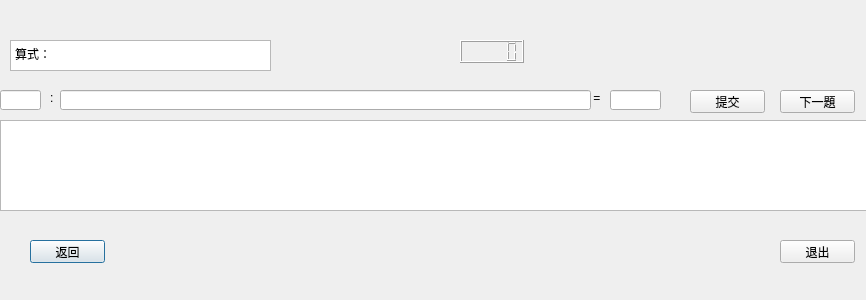
Before: the Qt Designer form UI/trachinese.ui in whumashuai/QTcalgen, drawn with Qt 5.
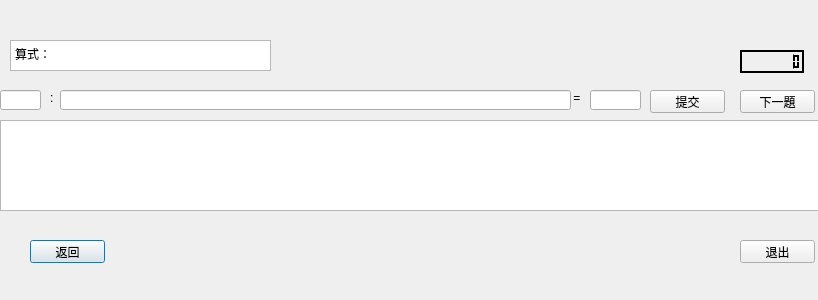
After: the same form once the commit is applied.

What changed in the file:
```diff
--- a/UI/trachinese.ui
+++ b/UI/trachinese.ui
@@ -6,7 +6,7 @@
    <rect>
     <x>0</x>
     <y>0</y>
-    <width>866</width>
+    <width>818</width>
     <height>300</height>
    </rect>
   </property>
@@ -42,7 +42,7 @@
   <widget class="QLabel" name="label">
    <property name="geometry">
     <rect>
-     <x>590</x>
+     <x>570</x>
      <y>90</y>
      <width>21</width>
      <height>16</height>
@@ -55,7 +55,7 @@
   <widget class="QLineEdit" name="lineEdit_2">
    <property name="geometry">
     <rect>
-     <x>610</x>
+     <x>590</x>
      <y>90</y>
      <width>51</width>
      <height>20</height>
@@ -65,17 +65,435 @@
   <widget class="QLCDNumber" name="lcdNumber">
    <property name="geometry">
     <rect>
-     <x>460</x>
-     <y>40</y>
+     <x>740</x>
+     <y>50</y>
      <width>64</width>
      <height>23</height>
     </rect>
    </property>
+   <property name="palette">
+    <palette>
+     <active>
+      <colorrole role="WindowText">
+       <brush brushstyle="SolidPattern">
+        <color alpha="255">
+         <red>255</red>
+         <green>255</green>
+         <blue>255</blue>
+        </color>
+       </brush>
+      </colorrole>
+      <colorrole role="Button">
+       <brush brushstyle="SolidPattern">
+        <color alpha="255">
+         <red>0</red>
+         <green>0</green>
+         <blue>0</blue>
+        </color>
+       </brush>
+      </colorrole>
+      <colorrole role="Light">
+       <brush brushstyle="SolidPattern">
+        <color alpha="255">
+         <red>0</red>
+         <green>0</green>
+         <blue>0</blue>
+        </color>
+       </brush>
+      </colorrole>
+      <colorrole role="Midlight">
+       <brush brushstyle="SolidPattern">
+        <color alpha="255">
+         <red>0</red>
+         <green>0</green>
+         <blue>0</blue>
+        </color>
+       </brush>
+      </colorrole>
+      <colorrole role="Dark">
+       <brush brushstyle="SolidPattern">
+        <color alpha="255">
+         <red>0</red>
+         <green>0</green>
+         <blue>0</blue>
+        </color>
+       </brush>
+      </colorrole>
+      <colorrole role="Mid">
+       <brush brushstyle="SolidPattern">
+        <color alpha="255">
+         <red>0</red>
+         <green>0</green>
+         <blue>0</blue>
+        </color>
+       </brush>
+      </colorrole>
+      <colorrole role="Text">
+       <brush brushstyle="SolidPattern">
+        <color alpha="255">
+         <red>255</red>
+         <green>255</green>
+         <blue>255</blue>
+        </color>
+       </brush>
+      </colorrole>
+      <colorrole role="BrightText">
+       <brush brushstyle="SolidPattern">
+        <color alpha="255">
+         <red>255</red>
+         <green>255</green>
+         <blue>255</blue>
+        </color>
+       </brush>
+      </colorrole>
+      <colorrole role="ButtonText">
+       <brush brushstyle="SolidPattern">
+        <color alpha="255">
+         <red>255</red>
+         <green>255</green>
+         <blue>255</blue>
+        </color>
+       </brush>
+      </colorrole>
+      <colorrole role="Base">
+       <brush brushstyle="SolidPattern">
+        <color alpha="255">
+         <red>0</red>
+         <green>0</green>
+         <blue>0</blue>
+        </color>
+       </brush>
+      </colorrole>
+      <colorrole role="Window">
+       <brush brushstyle="SolidPattern">
+        <color alpha="255">
+         <red>0</red>
+         <green>0</green>
+         <blue>0</blue>
+        </color>
+       </brush>
+      </colorrole>
+      <colorrole role="Shadow">
+       <brush brushstyle="SolidPattern">
+        <color alpha="255">
+         <red>0</red>
+         <green>0</green>
+         <blue>0</blue>
+        </color>
+       </brush>
+      </colorrole>
+      <colorrole role="AlternateBase">
+       <brush brushstyle="SolidPattern">
+        <color alpha="255">
+         <red>0</red>
+         <green>0</green>
+         <blue>0</blue>
+        </color>
+       </brush>
+      </colorrole>
+      <colorrole role="ToolTipBase">
+       <brush brushstyle="SolidPattern">
+        <color alpha="255">
+         <red>255</red>
+         <green>255</green>
+         <blue>220</blue>
+        </color>
+       </brush>
+      </colorrole>
+      <colorrole role="ToolTipText">
+       <brush brushstyle="SolidPattern">
+        <color alpha="255">
+         <red>0</red>
+         <green>0</green>
+         <blue>0</blue>
+        </color>
+       </brush>
+      </colorrole>
+     </active>
+     <inactive>
+      <colorrole role="WindowText">
+       <brush brushstyle="SolidPattern">
+        <color alpha="255">
+         <red>255</red>
+         <green>255</green>
+         <blue>255</blue>
+        </color>
+       </brush>
+      </colorrole>
+      <colorrole role="Button">
+       <brush brushstyle="SolidPattern">
+        <color alpha="255">
+         <red>0</red>
+         <green>0</green>
+         <blue>0</blue>
+        </color>
+       </brush>
+      </colorrole>
+      <colorrole role="Light">
+       <brush brushstyle="SolidPattern">
+        <color alpha="255">
+         <red>0</red>
+         <green>0</green>
+         <blue>0</blue>
+        </color>
+       </brush>
+      </colorrole>
+      <colorrole role="Midlight">
+       <brush brushstyle="SolidPattern">
+        <color alpha="255">
+         <red>0</red>
+         <green>0</green>
+         <blue>0</blue>
+        </color>
+       </brush>
+      </colorrole>
+      <colorrole role="Dark">
+       <brush brushstyle="SolidPattern">
+        <color alpha="255">
+         <red>0</red>
+         <green>0</green>
+         <blue>0</blue>
+        </color>
+       </brush>
+      </colorrole>
+      <colorrole role="Mid">
+       <brush brushstyle="SolidPattern">
+        <color alpha="255">
+         <red>0</red>
+         <green>0</green>
+         <blue>0</blue>
+        </color>
+       </brush>
+      </colorrole>
+      <colorrole role="Text">
+       <brush brushstyle="SolidPattern">
+        <color alpha="255">
+         <red>255</red>
+         <green>255</green>
+         <blue>255</blue>
+        </color>
+       </brush>
+      </colorrole>
+      <colorrole role="BrightText">
+       <brush brushstyle="SolidPattern">
+        <color alpha="255">
+         <red>255</red>
+         <green>255</green>
+         <blue>255</blue>
+        </color>
+       </brush>
+      </colorrole>
+      <colorrole role="ButtonText">
+       <brush brushstyle="SolidPattern">
+        <color alpha="255">
+         <red>255</red>
+         <green>255</green>
+         <blue>255</blue>
+        </color>
+       </brush>
+      </colorrole>
+      <colorrole role="Base">
+       <brush brushstyle="SolidPattern">
+        <color alpha="255">
+         <red>0</red>
+         <green>0</green>
+         <blue>0</blue>
+        </color>
+       </brush>
+      </colorrole>
+      <colorrole role="Window">
+       <brush brushstyle="SolidPattern">
+        <color alpha="255">
+         <red>0</red>
+         <green>0</green>
+         <blue>0</blue>
+        </color>
+       </brush>
+      </colorrole>
+      <colorrole role="Shadow">
+       <brush brushstyle="SolidPattern">
+        <color alpha="255">
+         <red>0</red>
+         <green>0</green>
+         <blue>0</blue>
+        </color>
+       </brush>
+      </colorrole>
+      <colorrole role="AlternateBase">
+       <brush brushstyle="SolidPattern">
+        <color alpha="255">
+         <red>0</red>
+         <green>0</green>
+         <blue>0</blue>
+        </color>
+       </brush>
+      </colorrole>
+      <colorrole role="ToolTipBase">
+       <brush brushstyle="SolidPattern">
+        <color alpha="255">
+         <red>255</red>
+         <green>255</green>
+         <blue>220</blue>
+        </color>
+       </brush>
+      </colorrole>
+      <colorrole role="ToolTipText">
+       <brush brushstyle="SolidPattern">
+        <color alpha="255">
+         <red>0</red>
+         <green>0</green>
+         <blue>0</blue>
+        </color>
+       </brush>
+      </colorrole>
+     </inactive>
+     <disabled>
+      <colorrole role="WindowText">
+       <brush brushstyle="SolidPattern">
+        <color alpha="255">
+         <red>0</red>
+         <green>0</green>
+         <blue>0</blue>
+        </color>
+       </brush>
+      </colorrole>
+      <colorrole role="Button">
+       <brush brushstyle="SolidPattern">
+        <color alpha="255">
+         <red>0</red>
+         <green>0</green>
+         <blue>0</blue>
+        </color>
+       </brush>
+      </colorrole>
+      <colorrole role="Light">
+       <brush brushstyle="SolidPattern">
+        <color alpha="255">
+         <red>0</red>
+         <green>0</green>
+         <blue>0</blue>
+        </color>
+       </brush>
+      </colorrole>
+      <colorrole role="Midlight">
+       <brush brushstyle="SolidPattern">
+        <color alpha="255">
+         <red>0</red>
+         <green>0</green>
+         <blue>0</blue>
+        </color>
+       </brush>
+      </colorrole>
+      <colorrole role="Dark">
+       <brush brushstyle="SolidPattern">
+        <color alpha="255">
+         <red>0</red>
+         <green>0</green>
+         <blue>0</blue>
+        </color>
+       </brush>
+      </colorrole>
+      <colorrole role="Mid">
+       <brush brushstyle="SolidPattern">
+        <color alpha="255">
+         <red>0</red>
+         <green>0</green>
+         <blue>0</blue>
+        </color>
+       </brush>
+      </colorrole>
+      <colorrole role="Text">
+       <brush brushstyle="SolidPattern">
+        <color alpha="255">
+         <red>0</red>
+         <green>0</green>
+         <blue>0</blue>
+        </color>
+       </brush>
+      </colorrole>
+      <colorrole role="BrightText">
+       <brush brushstyle="SolidPattern">
+        <color alpha="255">
+         <red>255</red>
+         <green>255</green>
+         <blue>255</blue>
+        </color>
+       </brush>
+      </colorrole>
+      <colorrole role="ButtonText">
+       <brush brushstyle="SolidPattern">
+        <color alpha="255">
+         <red>0</red>
+         <green>0</green>
+         <blue>0</blue>
+        </color>
+       </brush>
+      </colorrole>
+      <colorrole role="Base">
+       <brush brushstyle="SolidPattern">
+        <color alpha="255">
+         <red>0</red>
+         <green>0</green>
+         <blue>0</blue>
+        </color>
+       </brush>
+      </colorrole>
+      <colorrole role="Window">
+       <brush brushstyle="SolidPattern">
+        <color alpha="255">
+         <red>0</red>
+         <green>0</green>
+         <blue>0</blue>
+        </color>
+       </brush>
+      </colorrole>
+      <colorrole role="Shadow">
+       <brush brushstyle="SolidPattern">
+        <color alpha="255">
+         <red>0</red>
+         <green>0</green>
+         <blue>0</blue>
+        </color>
+       </brush>
+      </colorrole>
+      <colorrole role="AlternateBase">
+       <brush brushstyle="SolidPattern">
+        <color alpha="255">
+         <red>0</red>
+         <green>0</green>
+         <blue>0</blue>
+        </color>
+       </brush>
+      </colorrole>
+      <colorrole role="ToolTipBase">
+       <brush brushstyle="SolidPattern">
+        <color alpha="255">
+         <red>255</red>
+         <green>255</green>
+         <blue>220</blue>
+        </color>
+       </brush>
+      </colorrole>
+      <colorrole role="ToolTipText">
+       <brush brushstyle="SolidPattern">
+        <color alpha="255">
+         <red>0</red>
+         <green>0</green>
+         <blue>0</blue>
+        </color>
+       </brush>
+      </colorrole>
+     </disabled>
+    </palette>
+   </property>
+   <property name="digitCount">
+    <number>8</number>
+   </property>
   </widget>
   <widget class="QPushButton" name="pushButton_4">
    <property name="geometry">
     <rect>
-     <x>780</x>
+     <x>740</x>
      <y>90</y>
      <width>75</width>
      <height>23</height>
@@ -90,7 +508,7 @@
     <rect>
      <x>0</x>
      <y>120</y>
-     <width>871</width>
+     <width>821</width>
      <height>91</height>
     </rect>
    </property>
@@ -100,7 +518,7 @@
     <rect>
      <x>60</x>
      <y>90</y>
-     <width>531</width>
+     <width>511</width>
      <height>20</height>
     </rect>
    </property>
@@ -108,7 +526,7 @@
   <widget class="QPushButton" name="pushButton_3">
    <property name="geometry">
     <rect>
-     <x>690</x>
+     <x>650</x>
      <y>90</y>
      <width>75</width>
      <height>23</height>
@@ -138,7 +556,7 @@
   <widget class="QPushButton" name="pushButton_2">
    <property name="geometry">
     <rect>
-     <x>780</x>
+     <x>740</x>
      <y>240</y>
      <width>75</width>
      <height>23</height>
```
